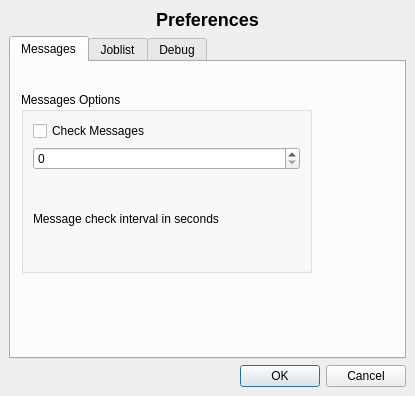
This is bacula/src/qt-console/prefs.ui in rkorzeniewski/bacula as Qt 5 draws it before an edit. The edited form follows.
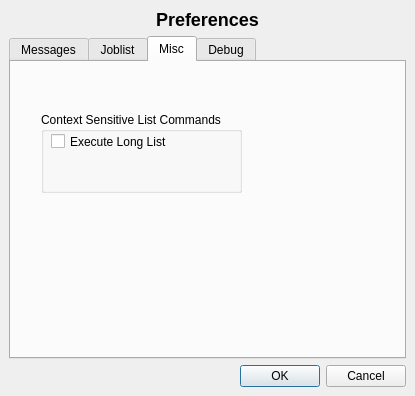
This is the edited form. The open tabs and pages were chosen to show the change. Icons and pictures are not drawn.

Commit message: Add preference for longlist or short list when context sensitive list command is executed.  Use this instead of doubling for list and long list.  Used for now in joblist. Use consoleCommand when running command from user command input so that it displays blue. Add reload command from page selector console widget. Add list job totals from page selector joblist widget.

```diff
--- a/bacula/src/qt-console/prefs.ui
+++ b/bacula/src/qt-console/prefs.ui
@@ -81,7 +81,11 @@
          </widget>
         </item>
         <item row="1" column="0" >
-         <widget class="QSpinBox" name="checkMessagesSpin" />
+         <widget class="QSpinBox" name="checkMessagesSpin" >
+          <property name="maximum" >
+           <number>3600</number>
+          </property>
+         </widget>
         </item>
        </layout>
       </widget>
@@ -170,6 +174,37 @@
        </layout>
       </widget>
      </widget>
+     <widget class="QWidget" name="tab_4" >
+      <attribute name="title" >
+       <string>Misc</string>
+      </attribute>
+      <widget class="QGroupBox" name="groupBox_4" >
+       <property name="geometry" >
+        <rect>
+         <x>30</x>
+         <y>50</y>
+         <width>201</width>
+         <height>81</height>
+        </rect>
+       </property>
+       <property name="title" >
+        <string>Context Sensitive List Commands</string>
+       </property>
+       <widget class="QCheckBox" name="executeLongCheckBox" >
+        <property name="geometry" >
+         <rect>
+          <x>10</x>
+          <y>20</y>
+          <width>161</width>
+          <height>19</height>
+         </rect>
+        </property>
+        <property name="text" >
+         <string>Execute Long List</string>
+        </property>
+       </widget>
+      </widget>
+     </widget>
      <widget class="QWidget" name="tab_3" >
       <attribute name="title" >
        <string>Debug</string>
```
The commit also changes 11 other files.
